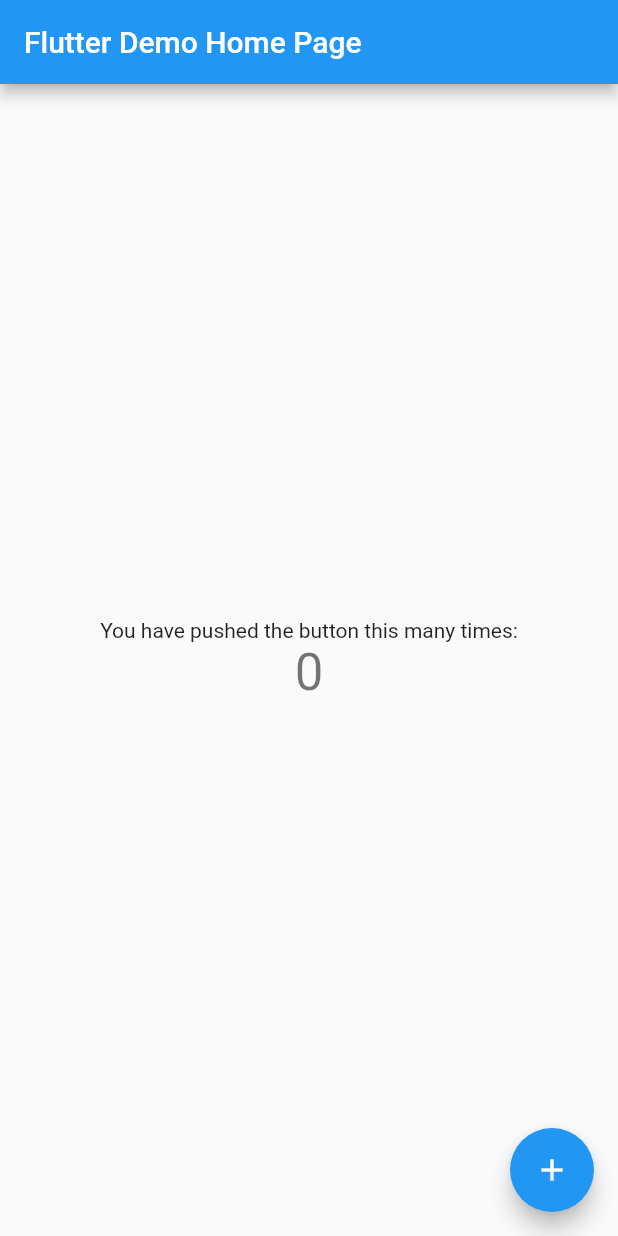
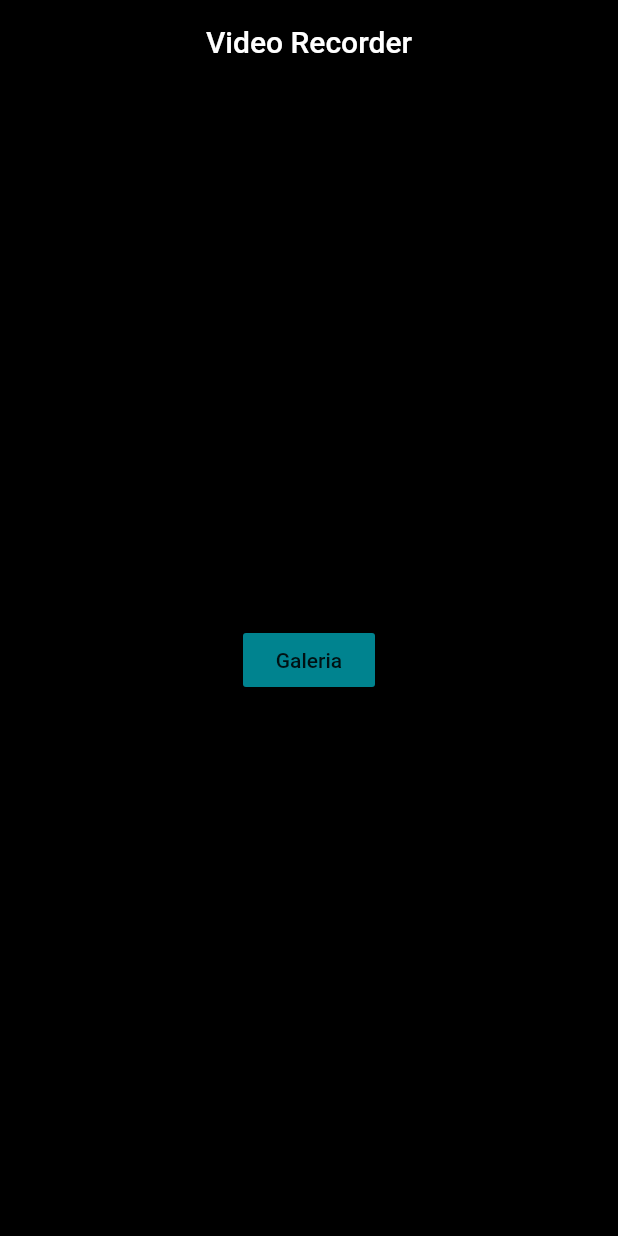
Before and after one commit to ElisangelaWendt/video_recorder, a Flutter app: the screen it shows after launch, on a phone screen of 412 x 824 dp. Run offline on Flutter 3.47's test engine with Material 2 defaults, Android fonts, the phone set to English and light mode, and no system bars.

Commit message:
Ajustes de cores e navegação

```diff
--- a/lib/main.dart
+++ b/lib/main.dart
@@ -1,115 +1,36 @@
 import 'package:flutter/material.dart';
+import './galeria.dart';
 
 void main() {
-  runApp(const MyApp());
+  runApp(MaterialApp(
+    title: 'Video Recorder',
+    theme: ThemeData(primarySwatch: Colors.blue),
+    home: Home(),
+  ));
 }
 
-class MyApp extends StatelessWidget {
-  const MyApp({Key? key}) : super(key: key);
-
-  // This widget is the root of your application.
+class Home extends StatelessWidget {
   @override
   Widget build(BuildContext context) {
-    return MaterialApp(
-      title: 'Flutter Demo',
-      theme: ThemeData(
-        // This is the theme of your application.
-        //
-        // Try running your application with "flutter run". You'll see the
-        // application has a blue toolbar. Then, without quitting the app, try
-        // changing the primarySwatch below to Colors.green and then invoke
-        // "hot reload" (press "r" in the console where you ran "flutter run",
-        // or simply save your changes to "hot reload" in a Flutter IDE).
-        // Notice that the counter didn't reset back to zero; the application
-        // is not restarted.
-        primarySwatch: Colors.blue,
+    return Scaffold(
+      appBar: AppBar(
+        backgroundColor: Colors.black,
+        centerTitle: true,
+        title: Text('Video Recorder'),
       ),
-      home: const MyHomePage(title: 'Flutter Demo Home Page'),
+      backgroundColor: Colors.black,
+      body: Center(
+        child: RaisedButton(
+          color: Colors.cyan[800],
+          child: Text('Galeria'),
+          onPressed: () {
+            Navigator.push(
+              context,
+              MaterialPageRoute(builder: (context) => SegundaRota()),
+            );
+          },
+        ),
+      ),
     );
   }
 }
-
-class MyHomePage extends StatefulWidget {
-  const MyHomePage({Key? key, required this.title}) : super(key: key);
-
-  // This widget is the home page of your application. It is stateful, meaning
-  // that it has a State object (defined below) that contains fields that affect
-  // how it looks.
-
-  // This class is the configuration for the state. It holds the values (in this
-  // case the title) provided by the parent (in this case the App widget) and
-  // used by the build method of the State. Fields in a Widget subclass are
-  // always marked "final".
-
-  final String title;
-
-  @override
-  State<MyHomePage> createState() => _MyHomePageState();
-}
-
-class _MyHomePageState extends State<MyHomePage> {
-  int _counter = 0;
-
-  void _incrementCounter() {
-    setState(() {
-      // This call to setState tells the Flutter framework that something has
-      // changed in this State, which causes it to rerun the build method below
-      // so that the display can reflect the updated values. If we changed
-      // _counter without calling setState(), then the build method would not be
-      // called again, and so nothing would appear to happen.
-      _counter++;
-    });
-  }
-
-  @override
-  Widget build(BuildContext context) {
-    // This method is rerun every time setState is called, for instance as done
-    // by the _incrementCounter method above.
-    //
-    // The Flutter framework has been optimized to make rerunning build methods
-    // fast, so that you can just rebuild anything that needs updating rather
-    // than having to individually change instances of widgets.
-    return Scaffold(
-      appBar: AppBar(
-        // Here we take the value from the MyHomePage object that was created by
-        // the App.build method, and use it to set our appbar title.
-        title: Text(widget.title),
-      ),
-      body: Center(
-        // Center is a layout widget. It takes a single child and positions it
-        // in the middle of the parent.
-        child: Column(
-          // Column is also a layout widget. It takes a list of children and
-          // arranges them vertically. By default, it sizes itself to fit its
-          // children horizontally, and tries to be as tall as its parent.
-          //
-          // Invoke "debug painting" (press "p" in the console, choose the
-          // "Toggle Debug Paint" action from the Flutter Inspector in Android
-          // Studio, or the "Toggle Debug Paint" command in Visual Studio Code)
-          // to see the wireframe for each widget.
-          //
-          // Column has various properties to control how it sizes itself and
-          // how it positions its children. Here we use mainAxisAlignment to
-          // center the children vertically; the main axis here is the vertical
-          // axis because Columns are vertical (the cross axis would be
-          // horizontal).
-          mainAxisAlignment: MainAxisAlignment.center,
-          children: <Widget>[
-            const Text(
-              'You have pushed the button this many times:',
-            ),
-            Text(
-              '$_counter',
-              style: Theme.of(context).textTheme.headline4,
-            ),
-          ],
-        ),
-      ),
-      floatingActionButton: FloatingActionButton(
-        onPressed: _incrementCounter,
-        tooltip: 'Increment',
-        child: const Icon(Icons.add),
-      ), // This trailing comma makes auto-formatting nicer for build methods.
-    );
-  }
-}
```
Also changed, not shown: lib/galeria.dart (added, +23 -0 lines).
